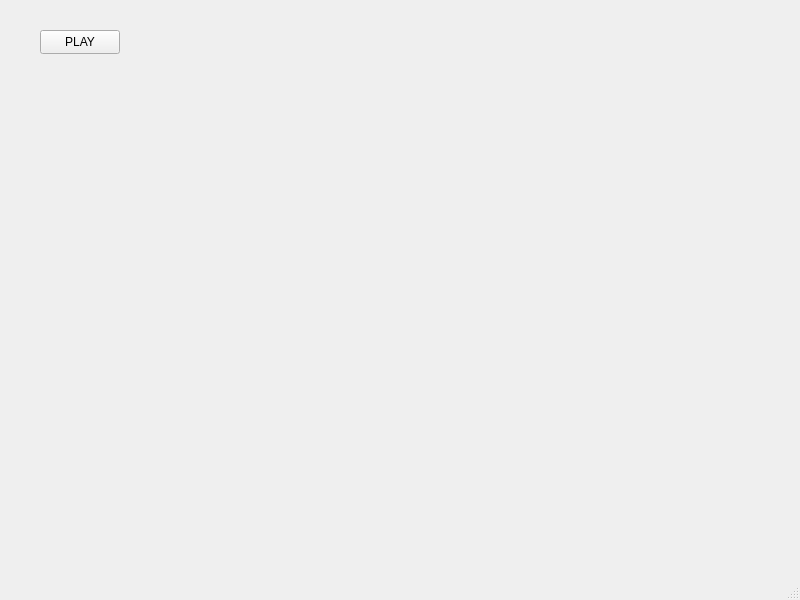
First picture: the form in mainwindow.ui, repository FlorianDAVID88/APOAL_qt, before the edit.
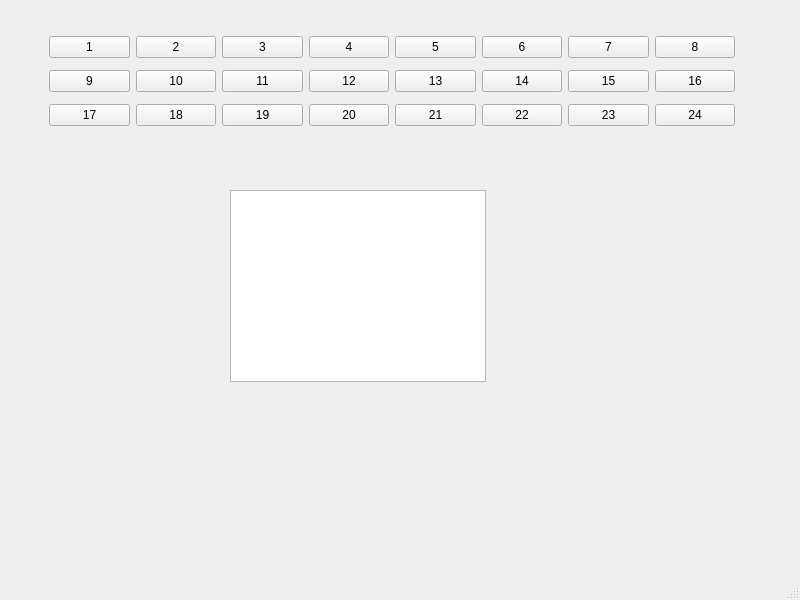
Second picture: the form after the edit. Icons and pictures are not drawn.

The edit to the form file:
```diff
--- a/mainwindow.ui
+++ b/mainwindow.ui
@@ -13,18 +13,286 @@
   <property name="windowTitle">
    <string>MainWindow</string>
   </property>
+  <property name="styleSheet">
+   <string notr="true"/>
+  </property>
   <widget class="QWidget" name="centralwidget">
-   <widget class="QPushButton" name="pushButton">
+   <widget class="QWidget" name="layoutWidget">
     <property name="geometry">
      <rect>
-      <x>40</x>
+      <x>49</x>
       <y>30</y>
-      <width>80</width>
-      <height>24</height>
+      <width>686</width>
+      <height>104</height>
      </rect>
     </property>
-    <property name="text">
-     <string>PLAY</string>
+    <layout class="QVBoxLayout" name="verticalLayout">
+     <item>
+      <layout class="QHBoxLayout" name="horizontalLayout">
+       <item>
+        <widget class="QPushButton" name="boite1">
+         <property name="styleSheet">
+          <string notr="true">font: 12pt &quot;Century Gothic&quot;;</string>
+         </property>
+         <property name="text">
+          <string>1</string>
+         </property>
+        </widget>
+       </item>
+       <item>
+        <widget class="QPushButton" name="boite2">
+         <property name="styleSheet">
+          <string notr="true">font: 12pt &quot;Century Gothic&quot;;</string>
+         </property>
+         <property name="text">
+          <string>2</string>
+         </property>
+        </widget>
+       </item>
+       <item>
+        <widget class="QPushButton" name="boite3">
+         <property name="styleSheet">
+          <string notr="true">font: 12pt &quot;Century Gothic&quot;;</string>
+         </property>
+         <property name="text">
+          <string>3</string>
+         </property>
+        </widget>
+       </item>
+       <item>
+        <widget class="QPushButton" name="boite4">
+         <property name="styleSheet">
+          <string notr="true">font: 12pt &quot;Century Gothic&quot;;</string>
+         </property>
+         <property name="text">
+          <string>4</string>
+         </property>
+        </widget>
+       </item>
+       <item>
+        <widget class="QPushButton" name="boite5">
+         <property name="styleSheet">
+          <string notr="true">font: 12pt &quot;Century Gothic&quot;;</string>
+         </property>
+         <property name="text">
+          <string>5</string>
+         </property>
+        </widget>
+       </item>
+       <item>
+        <widget class="QPushButton" name="boite6">
+         <property name="styleSheet">
+          <string notr="true">font: 12pt &quot;Century Gothic&quot;;</string>
+         </property>
+         <property name="text">
+          <string>6</string>
+         </property>
+        </widget>
+       </item>
+       <item>
+        <widget class="QPushButton" name="boite7">
+         <property name="styleSheet">
+          <string notr="true">font: 12pt &quot;Century Gothic&quot;;</string>
+         </property>
+         <property name="text">
+          <string>7</string>
+         </property>
+        </widget>
+       </item>
+       <item>
+        <widget class="QPushButton" name="boite8">
+         <property name="styleSheet">
+          <string notr="true">font: 12pt &quot;Century Gothic&quot;;</string>
+         </property>
+         <property name="text">
+          <string>8</string>
+         </property>
+        </widget>
+       </item>
+      </layout>
+     </item>
+     <item>
+      <layout class="QHBoxLayout" name="horizontalLayout_2">
+       <item>
+        <widget class="QPushButton" name="boite9">
+         <property name="styleSheet">
+          <string notr="true">font: 12pt &quot;Century Gothic&quot;;</string>
+         </property>
+         <property name="text">
+          <string>9</string>
+         </property>
+        </widget>
+       </item>
+       <item>
+        <widget class="QPushButton" name="boite10">
+         <property name="styleSheet">
+          <string notr="true">font: 12pt &quot;Century Gothic&quot;;</string>
+         </property>
+         <property name="text">
+          <string>10</string>
+         </property>
+        </widget>
+       </item>
+       <item>
+        <widget class="QPushButton" name="boite11">
+         <property name="styleSheet">
+          <string notr="true">font: 12pt &quot;Century Gothic&quot;;</string>
+         </property>
+         <property name="text">
+          <string>11</string>
+         </property>
+        </widget>
+       </item>
+       <item>
+        <widget class="QPushButton" name="boite12">
+         <property name="styleSheet">
+          <string notr="true">font: 12pt &quot;Century Gothic&quot;;</string>
+         </property>
+         <property name="text">
+          <string>12</string>
+         </property>
+        </widget>
+       </item>
+       <item>
+        <widget class="QPushButton" name="boite13">
+         <property name="styleSheet">
+          <string notr="true">font: 12pt &quot;Century Gothic&quot;;</string>
+         </property>
+         <property name="text">
+          <string>13</string>
+         </property>
+        </widget>
+       </item>
+       <item>
+        <widget class="QPushButton" name="boite14">
+         <property name="styleSheet">
+          <string notr="true">font: 12pt &quot;Century Gothic&quot;;</string>
+         </property>
+         <property name="text">
+          <string>14</string>
+         </property>
+        </widget>
+       </item>
+       <item>
+        <widget class="QPushButton" name="boite15">
+         <property name="styleSheet">
+          <string notr="true">font: 12pt &quot;Century Gothic&quot;;</string>
+         </property>
+         <property name="text">
+          <string>15</string>
+         </property>
+        </widget>
+       </item>
+       <item>
+        <widget class="QPushButton" name="boite16">
+         <property name="styleSheet">
+          <string notr="true">font: 12pt &quot;Century Gothic&quot;;</string>
+         </property>
+         <property name="text">
+          <string>16</string>
+         </property>
+        </widget>
+       </item>
+      </layout>
+     </item>
+     <item>
+      <layout class="QHBoxLayout" name="horizontalLayout_3">
+       <item>
+        <widget class="QPushButton" name="pushButton_17">
+         <property name="styleSheet">
+          <string notr="true">font: 12pt &quot;Century Gothic&quot;;</string>
+         </property>
+         <property name="text">
+          <string>17</string>
+         </property>
+        </widget>
+       </item>
+       <item>
+        <widget class="QPushButton" name="pushButton_22">
+         <property name="styleSheet">
+          <string notr="true">font: 12pt &quot;Century Gothic&quot;;</string>
+         </property>
+         <property name="text">
+          <string>18</string>
+         </property>
+        </widget>
+       </item>
+       <item>
+        <widget class="QPushButton" name="pushButton_24">
+         <property name="styleSheet">
+          <string notr="true">font: 12pt &quot;Century Gothic&quot;;
+QPushButton{ background-image: url(APOAL_logo.png); }</string>
+         </property>
+         <property name="text">
+          <string>19</string>
+         </property>
+        </widget>
+       </item>
+       <item>
+        <widget class="QPushButton" name="pushButton_21">
+         <property name="styleSheet">
+          <string notr="true">font: 12pt &quot;Century Gothic&quot;;</string>
+         </property>
+         <property name="text">
+          <string>20</string>
+         </property>
+        </widget>
+       </item>
+       <item>
+        <widget class="QPushButton" name="pushButton_23">
+         <property name="styleSheet">
+          <string notr="true">font: 12pt &quot;Century Gothic&quot;;</string>
+         </property>
+         <property name="text">
+          <string>21</string>
+         </property>
+        </widget>
+       </item>
+       <item>
+        <widget class="QPushButton" name="pushButton_19">
+         <property name="styleSheet">
+          <string notr="true">font: 12pt &quot;Century Gothic&quot;;</string>
+         </property>
+         <property name="text">
+          <string>22</string>
+         </property>
+        </widget>
+       </item>
+       <item>
+        <widget class="QPushButton" name="pushButton_18">
+         <property name="styleSheet">
+          <string notr="true">font: 12pt &quot;Century Gothic&quot;;</string>
+         </property>
+         <property name="text">
+          <string>23</string>
+         </property>
+        </widget>
+       </item>
+       <item>
+        <widget class="QPushButton" name="pushButton_20">
+         <property name="styleSheet">
+          <string notr="true">font: 12pt &quot;Century Gothic&quot;;</string>
+         </property>
+         <property name="text">
+          <string>24</string>
+         </property>
+        </widget>
+       </item>
+      </layout>
+     </item>
+    </layout>
+   </widget>
+   <widget class="QGraphicsView" name="graphicsView">
+    <property name="geometry">
+     <rect>
+      <x>230</x>
+      <y>190</y>
+      <width>256</width>
+      <height>192</height>
+     </rect>
+    </property>
+    <property name="styleSheet">
+     <string notr="true">background-image: url(&quot;/assets/APOAL_logo.png&quot;)</string>
     </property>
    </widget>
   </widget>
```
